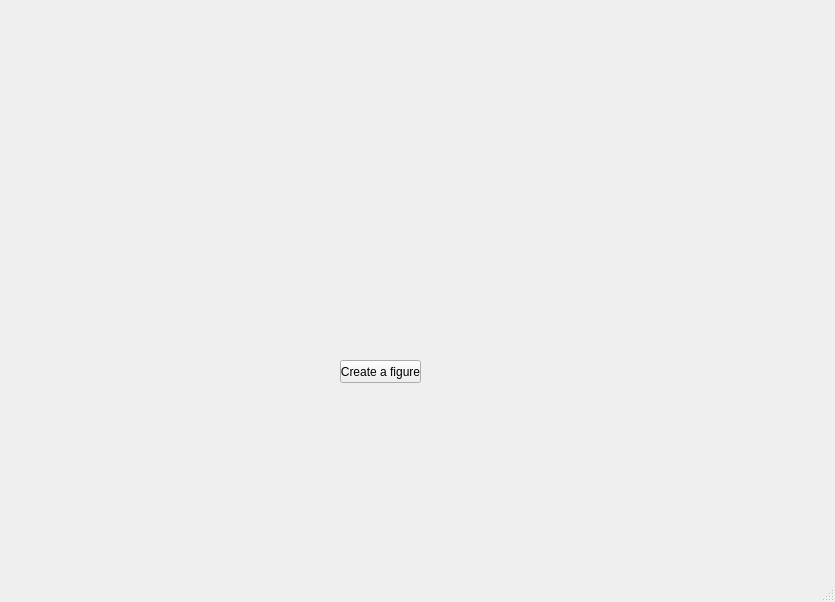
Old version of the form Demo/mainwindow.ui in the repository momooshi/GeometryAssistance.
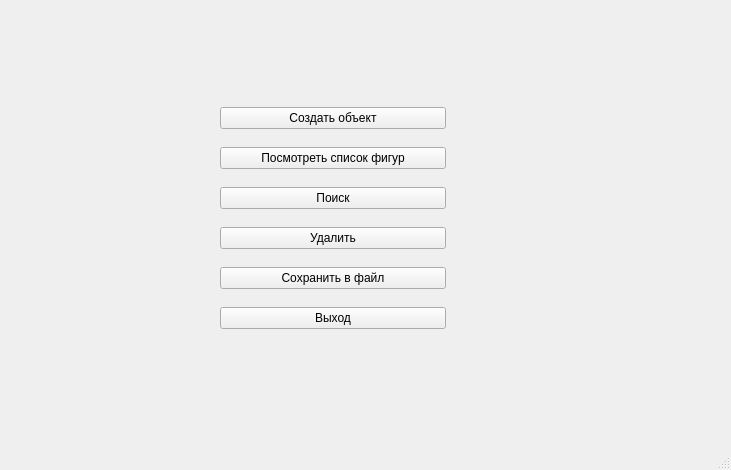
New version of the form.

Commit message: Commit with abstract class changes

What changed in the file:
```diff
--- a/Demo/mainwindow.ui
+++ b/Demo/mainwindow.ui
@@ -6,32 +6,121 @@
    <rect>
     <x>0</x>
     <y>0</y>
-    <width>835</width>
-    <height>602</height>
+    <width>731</width>
+    <height>470</height>
    </rect>
   </property>
   <property name="windowTitle">
    <string>MainWindow</string>
   </property>
   <widget class="QWidget" name="centralwidget">
-   <widget class="QPushButton" name="pushButton">
+   <widget class="QWidget" name="verticalLayoutWidget">
     <property name="geometry">
      <rect>
-      <x>340</x>
-      <y>360</y>
-      <width>81</width>
-      <height>23</height>
+      <x>220</x>
+      <y>90</y>
+      <width>226</width>
+      <height>261</height>
      </rect>
     </property>
-    <property name="cursor">
-     <cursorShape>PointingHandCursor</cursorShape>
-    </property>
-    <property name="mouseTracking">
-     <bool>false</bool>
-    </property>
-    <property name="text">
-     <string>Create a figure</string>
-    </property>
+    <layout class="QVBoxLayout" name="verticalLayout">
+     <property name="spacing">
+      <number>1</number>
+     </property>
+     <property name="bottomMargin">
+      <number>0</number>
+     </property>
+     <item>
+      <widget class="QPushButton" name="pushButton_2">
+       <property name="cursor">
+        <cursorShape>PointingHandCursor</cursorShape>
+       </property>
+       <property name="mouseTracking">
+        <bool>false</bool>
+       </property>
+       <property name="tabletTracking">
+        <bool>true</bool>
+       </property>
+       <property name="text">
+        <string>Создать объект</string>
+       </property>
+      </widget>
+     </item>
+     <item>
+      <widget class="QPushButton" name="pushButton_3">
+       <property name="cursor">
+        <cursorShape>PointingHandCursor</cursorShape>
+       </property>
+       <property name="mouseTracking">
+        <bool>true</bool>
+       </property>
+       <property name="text">
+        <string>Посмотреть список фигур</string>
+       </property>
+      </widget>
+     </item>
+     <item>
+      <widget class="QPushButton" name="pushButton_5">
+       <property name="cursor">
+        <cursorShape>PointingHandCursor</cursorShape>
+       </property>
+       <property name="mouseTracking">
+        <bool>true</bool>
+       </property>
+       <property name="text">
+        <string>Поиск</string>
+       </property>
+       <property name="autoDefault">
+        <bool>false</bool>
+       </property>
+       <property name="default">
+        <bool>false</bool>
+       </property>
+       <property name="flat">
+        <bool>false</bool>
+       </property>
+      </widget>
+     </item>
+     <item>
+      <widget class="QPushButton" name="pushButton_7">
+       <property name="cursor">
+        <cursorShape>PointingHandCursor</cursorShape>
+       </property>
+       <property name="mouseTracking">
+        <bool>true</bool>
+       </property>
+       <property name="text">
+        <string>Удалить</string>
+       </property>
+      </widget>
+     </item>
+     <item>
+      <widget class="QPushButton" name="pushButton_4">
+       <property name="cursor">
+        <cursorShape>PointingHandCursor</cursorShape>
+       </property>
+       <property name="mouseTracking">
+        <bool>true</bool>
+       </property>
+       <property name="text">
+        <string>Сохранить в файл</string>
+       </property>
+      </widget>
+     </item>
+     <item>
+      <widget class="QPushButton" name="pushButton">
+       <property name="cursor">
+        <cursorShape>PointingHandCursor</cursorShape>
+       </property>
+       <property name="mouseTracking">
+        <bool>true</bool>
+       </property>
+       <property name="text">
+        <string>Выход</string>
+       </property>
+      </widget>
+     </item>
+    </layout>
    </widget>
   </widget>
   <widget class="QMenuBar" name="menubar">
```
Left out of the diff: 2 changed lines with no effect on the pictures. The commit also changes 11 other files.
